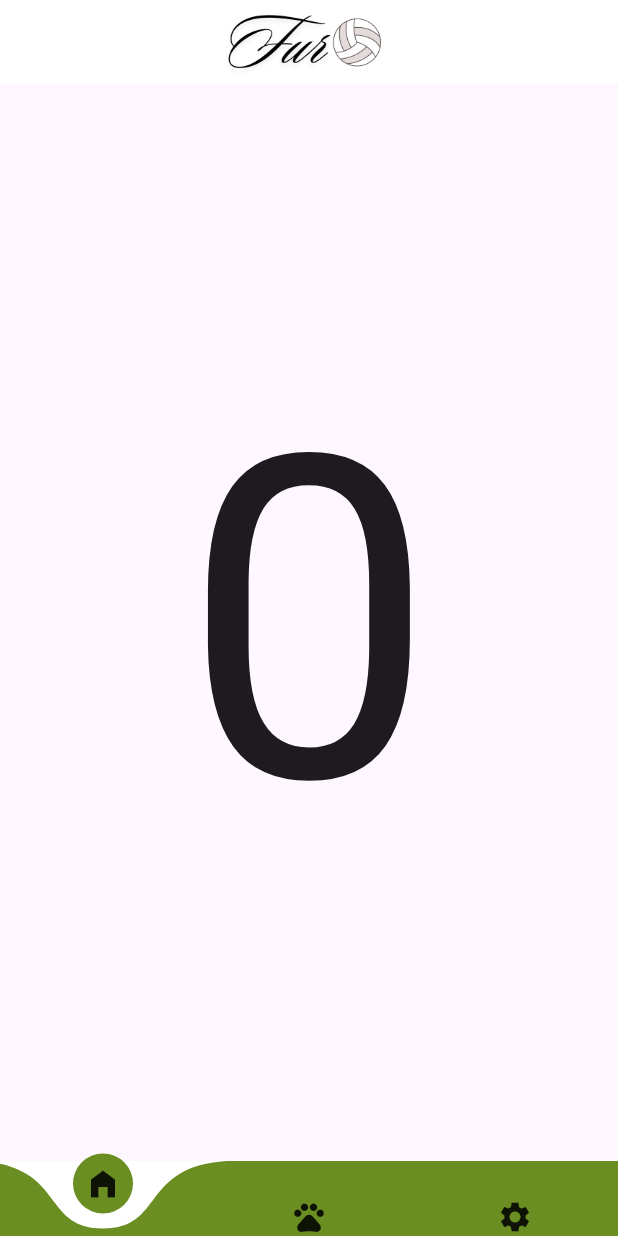
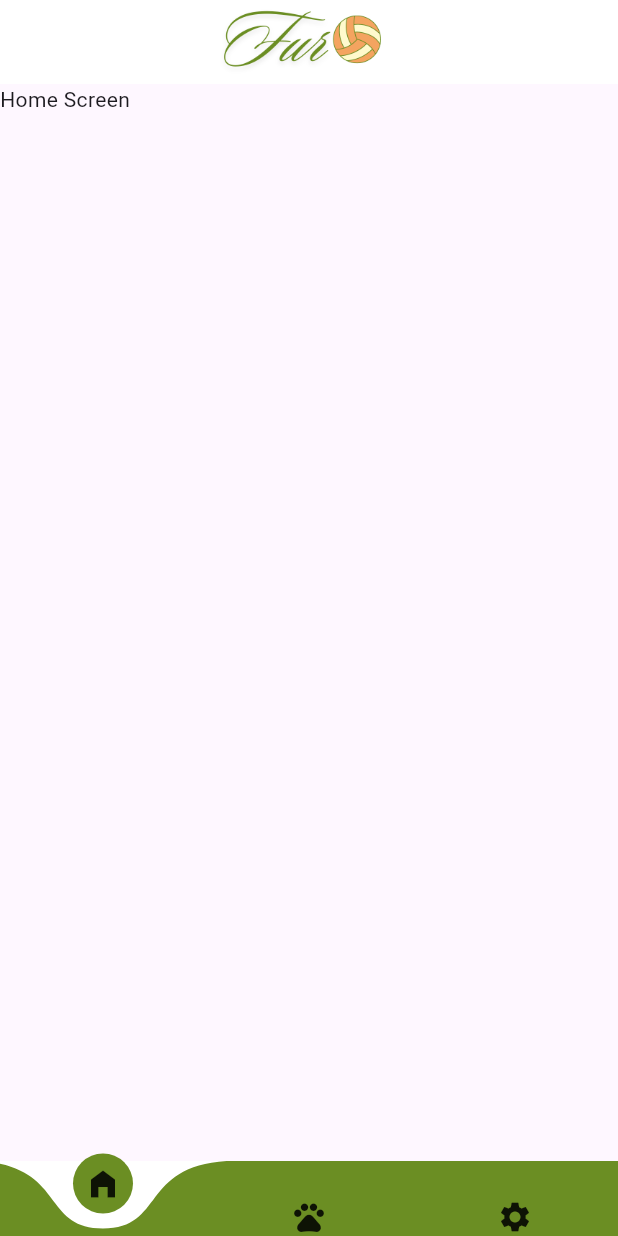
Before and after one commit to MamtaBhatt885/fur_ball, a Flutter app: the screen it shows after launch, on a phone screen of 412 x 824 dp. Run offline on Flutter 3.47's test engine with Material 3 defaults, Android fonts, the phone set to English and light mode, and no system bars; drawn by our look-alikes of curved_navigation_bar.

Commit message:
all errors solved

```diff
--- a/lib/features/home/home_page.dart
+++ b/lib/features/home/home_page.dart
@@ -3,6 +3,10 @@
 import 'package:flutter/material.dart';
 import 'package:fur_ball/core/constants/app_colors.dart';
 import 'package:curved_navigation_bar/curved_navigation_bar.dart';
+import 'package:fur_ball/features/settings/settings.dart';
+
+import '../../pets_screen/pet_screen.dart';
+import 'home_screen.dart';
 
 class HomePage extends StatefulWidget {
   const HomePage({super.key});
@@ -13,6 +17,7 @@ class HomePage extends StatefulWidget {
 
 class _HomePageState extends State<HomePage> {
   int _page =0;
+  final PageController _pageController = PageController();
 
   @override
   Widget build(BuildContext context) {
@@ -39,18 +44,29 @@ class _HomePageState extends State<HomePage> {
           Icon(Icons.pets),
           Icon(Icons.settings),
         ],
-        onTap: (index){
+        onTap: (index) {
           setState(() {
-_page = index;
+            _page = index;
+          });
+          _pageController.animateToPage(
+            index,
+            duration: Duration(milliseconds: 400),
+            curve: Curves.easeInOut,
+          );
+        },
+      ),
+      body: PageView(
+        controller: _pageController,
+        onPageChanged: (index) {
+          setState(() {
+            _page = index;
           });
         },
-      ),
-      body: Center(
-        child: Text(_page.toString(),
-        style: const TextStyle(
-          fontSize: 300,
-          fontWeight: FontWeight.w400
-        ),),
+        children: const <Widget>[
+          HomeScreen(),
+          PetScreen(),
+          SettingsPage(),
+        ],
       ),
     );
   }
--- /dev/null
+++ b/lib/features/home/home_screen.dart
@@ -0,0 +1,14 @@
+import 'package:flutter/material.dart';
+
+class HomeScreen extends StatelessWidget {
+  const HomeScreen({super.key});
+
+  @override
+  Widget build(BuildContext context) {
+    return Scaffold(
+      body: Container(
+          child:Text(("Home Screen"))
+      ),
+    );
+  }
+}
```
Also changed, not shown: lib/pets_screen/pet_screen.dart (added, +14 -0 lines), lib/settings/settings.dart (added, +14 -0 lines), assets/logo/logo.png.
